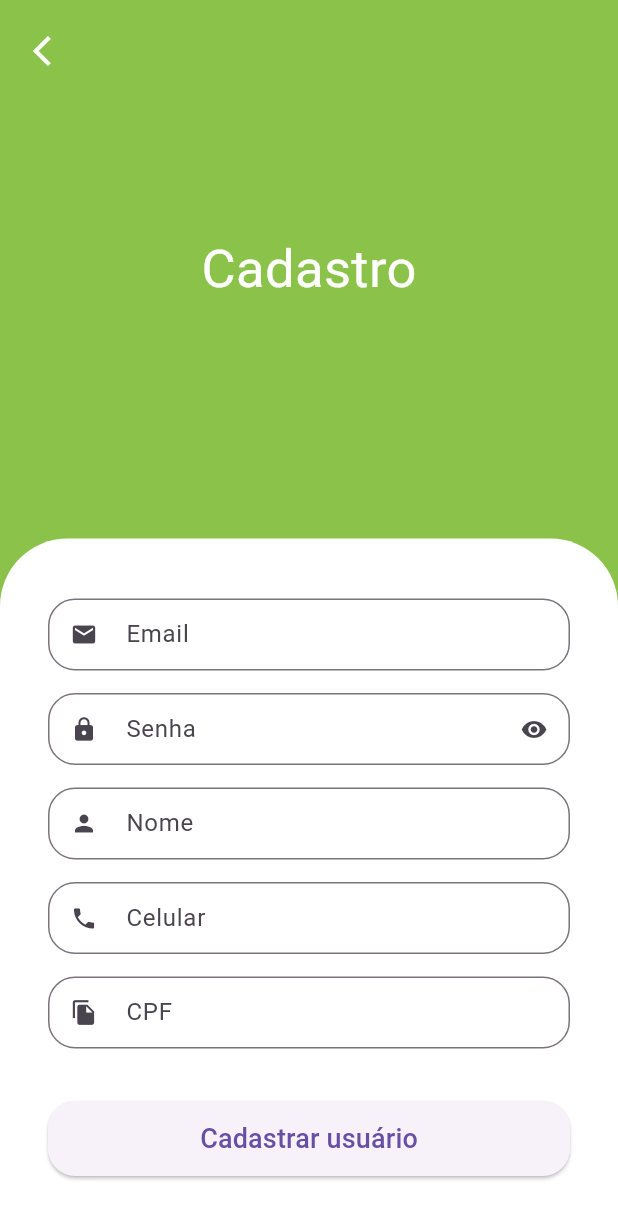
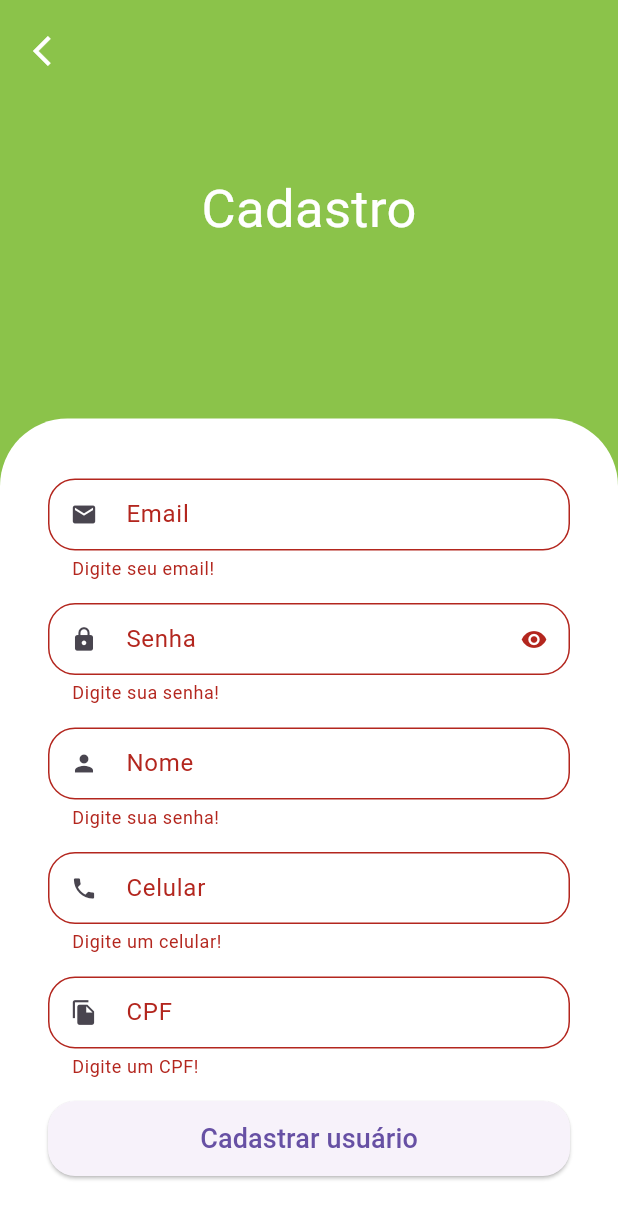
Before and after one commit to gui18br/greengrocer, a Flutter app: the SignUpScreen screen opened by its route, after a tap on "Cadastrar usuário", on a phone screen of 412 x 824 dp. Shown: the top 1219 px of the screen. Run offline on Flutter 3.47's test engine with Material 3 defaults, Android fonts, the phone set to English and light mode, and no system bars; our stand-ins replace animated_text_kit, dio, flutter_secure_storage, fluttertoast, freezed_annotation, get and 2 more; missing offline and left inert: add_to_cart_animation; accounts and stored records are empty.

Commit message:
feat: add auth validation

```diff
--- a/lib/main.dart
+++ b/lib/main.dart
@@ -4,6 +4,8 @@ import 'package:greengrocer/src/pages/auth/controller/auth_controller.dart';
 import 'package:greengrocer/src/pages_routes/app_pages.dart';
 
 void main() {
+  WidgetsFlutterBinding.ensureInitialized();
+
   Get.put(AuthController());
   runApp(const MyApp());
 }
--- a/lib/src/constants/endpoint.dart
+++ b/lib/src/constants/endpoint.dart
@@ -4,4 +4,5 @@ abstract class Endpoints {
   static const String signin = '$baseUrl/login';
   static const String signup = '$baseUrl/signup';
   static const String validateToken = '$baseUrl/validate-token';
+  static const String resetPassord = '$baseUrl/reset-password';
 }
--- /dev/null
+++ b/lib/src/constants/storage_keys.dart
@@ -0,0 +1,3 @@
+abstract class StorageKeys {
+  static const String token = '';
+}
--- a/lib/src/pages/auth/repository/auth_errors.dart
+++ b/lib/src/pages/auth/repository/auth_errors.dart
@@ -6,6 +6,15 @@ String authErrorString(String? code) {
     case 'Invalid session token':
       return 'Token inválido';
 
+    case 'INVALID_FULLNAME':
+      return 'Ocorreu um erro ao cadastrar usuário: Nome inválido';
+
+    case 'INVALID_PHONE':
+      return 'Ocorreu um erro ao cadastrar usuário: Celular inválido';
+
+    case 'INVALID_CPF':
+      return 'Ocorreu um erro ao cadastrar usuário: CPF inválido';
+
     default:
       return 'Um erro indefinido ocorreu';
   }
--- a/lib/src/pages/auth/view/sign_up_screen.dart
+++ b/lib/src/pages/auth/view/sign_up_screen.dart
@@ -1,16 +1,27 @@
 import 'package:flutter/material.dart';
+import 'package:get/get.dart';
+import 'package:greengrocer/src/config/custom_colors.dart';
+import 'package:greengrocer/src/pages/auth/controller/auth_controller.dart';
 import 'package:greengrocer/src/pages/commom_widgets/custom_text_field.dart';
-import 'package:greengrocer/src/config/custom_colors.dart';
+
+import 'package:greengrocer/src/services/validators.dart';
 import 'package:mask_text_input_formatter/mask_text_input_formatter.dart';
 
 class SignUpScreen extends StatelessWidget {
-  SignUpScreen({Key? key}) : super(key: key);
+  SignUpScreen({super.key});
 
   final cpfFormatter = MaskTextInputFormatter(
-      mask: '###.###.###-##', filter: {'#': RegExp(r'[0-9]')});
+    mask: '###.###.###-##',
+    filter: {'#': RegExp(r'[0-9]')},
+  );
 
   final phoneFormatter = MaskTextInputFormatter(
-      mask: '## # ####-####', filter: {'#': RegExp(r'[0-9]')});
+    mask: '## # ####-####',
+    filter: {'#': RegExp(r'[0-9]')},
+  );
+
+  final _formKey = GlobalKey<FormState>();
+  final authController = Get.find<AuthController>();
 
   @override
   Widget build(BuildContext context) {
@@ -37,7 +48,8 @@ class SignUpScreen extends StatelessWidget {
                       ),
                     ),
                   ),
-                  //Formulario
+
+                  // Formulario
                   Container(
                     padding: const EdgeInsets.symmetric(
                       horizontal: 32,
@@ -49,45 +61,92 @@ class SignUpScreen extends StatelessWidget {
                         top: Radius.circular(45),
                       ),
                     ),
+                    child: Form(
+                      key: _formKey,
                       child: Column(
                         crossAxisAlignment: CrossAxisAlignment.stretch,
                         children: [
-                        const CustomTextField(
-                            icon: Icons.email, label: 'Email'),
-                        const CustomTextField(
+                          CustomTextField(
+                            icon: Icons.email,
+                            label: 'Email',
+                            onSaved: (value) {
+                              authController.user.email = value;
+                            },
+                            validator: emailValidator,
+                            textInputType: TextInputType.emailAddress,
+                          ),
+                          CustomTextField(
                             icon: Icons.lock,
                             label: 'Senha',
+                            onSaved: (value) {
+                              authController.user.password = value;
+                            },
+                            validator: passwordValidator,
                             isScret: true,
                           ),
-                        const CustomTextField(
-                            icon: Icons.person, label: 'Nome'),
+                          CustomTextField(
+                            icon: Icons.person,
+                            label: 'Nome',
+                            onSaved: (value) {
+                              authController.user.name = value;
+                            },
+                            validator: nameValidator,
+                          ),
                           CustomTextField(
                             icon: Icons.phone,
                             label: 'Celular',
+                            validator: phoneValidator,
+                            onSaved: (value) {
+                              authController.user.phone = value;
+                            },
+                            textInputType: TextInputType.phone,
                             inputFormatters: [phoneFormatter],
                           ),
                           CustomTextField(
                             icon: Icons.file_copy,
                             label: 'CPF',
+                            validator: cpfValidator,
+                            onSaved: (value) {
+                              authController.user.cpf = value;
+                            },
+                            textInputType: TextInputType.number,
                             inputFormatters: [cpfFormatter],
                           ),
-                        const SizedBox(
-                            height: 20), // Espaço entre os campos e o botão
                           SizedBox(
                             height: 50,
-                            child: ElevatedButton(
+                            child: Obx(() {
+                              return ElevatedButton(
                                 style: ElevatedButton.styleFrom(
                                   shape: RoundedRectangleBorder(
-                                        borderRadius:
-                                            BorderRadius.circular(18))),
-                                onPressed: () {},
-                                child: const Text(
+                                    borderRadius: BorderRadius.circular(18),
+                                  ),
+                                ),
+                                onPressed: authController.isLoading.value
+                                    ? null
+                                    : () {
+                                        FocusScope.of(context).unfocus();
+
+                                        if (_formKey.currentState!.validate()) {
+                                          _formKey.currentState!.save();
+
+                                          authController.signUp();
+                                        }
+                                      },
+                                child: authController.isLoading.value
+                                    ? const CircularProgressIndicator()
+                                    : const Text(
                                         'Cadastrar usuário',
-                                  style: TextStyle(fontSize: 18),
-                                )))
+                                        style: TextStyle(
+                                          fontSize: 18,
+                                        ),
+                                      ),
+                              );
+                            }),
+                          ),
                         ],
                       ),
-                  )
+                    ),
+                  ),
                 ],
               ),
               Positioned(
@@ -98,8 +157,13 @@ class SignUpScreen extends StatelessWidget {
                     onPressed: () {
                       Navigator.of(context).pop();
                     },
-                          icon: const Icon(Icons.arrow_back_ios,
-                              color: Colors.white))))
+                    icon: const Icon(
+                      Icons.arrow_back_ios,
+                      color: Colors.white,
+                    ),
+                  ),
+                ),
+              ),
             ],
           ),
         ),
--- a/lib/src/pages/commom_widgets/custom_text_field.dart
+++ b/lib/src/pages/commom_widgets/custom_text_field.dart
@@ -9,7 +9,10 @@ class CustomTextField extends StatefulWidget {
   final String? initialValue;
   final bool readOnly;
   final String? Function(String?)? validator;
+  final void Function(String?)? onSaved;
   final TextEditingController? controller;
+  final TextInputType? textInputType;
+  final GlobalKey<FormFieldState>? formFieldKey;
 
   const CustomTextField({
     super.key,
@@ -21,6 +24,9 @@ class CustomTextField extends StatefulWidget {
     this.readOnly = false,
     this.validator,
     this.controller,
+    this.textInputType,
+    this.onSaved,
+    this.formFieldKey,
   });
 
   @override
@@ -42,12 +48,15 @@ class _CustomTextFieldState extends State<CustomTextField> {
     return Padding(
       padding: const EdgeInsets.only(bottom: 15),
       child: TextFormField(
+        key: widget.formFieldKey,
         controller: widget.controller,
         readOnly: widget.readOnly,
         initialValue: widget.initialValue,
         inputFormatters: widget.inputFormatters,
         obscureText: isObscure,
         validator: widget.validator,
+        onSaved: widget.onSaved,
+        keyboardType: widget.textInputType,
         decoration: InputDecoration(
             prefixIcon: Icon(widget.icon),
             suffixIcon: widget.isScret
--- /dev/null
+++ b/lib/src/services/validators.dart
@@ -0,0 +1,56 @@
+import 'package:get/get.dart';
+
+String? emailValidator(String? email) {
+  if (email == null || email.isEmpty) {
+    return 'Digite seu email!';
+  }
+
+  if (!email.isEmail) {
+    return 'Digite um email válido!';
+  }
+  return null;
+}
+
+String? passwordValidator(String? password) {
+  if (password == null || password.isEmpty) {
+    return 'Digite sua senha!';
+  }
+
+  if (password.length < 7) {
+    return 'Digite uma senha com pelo menos 7 caracteres';
+  }
+  return null;
+}
+
+String? nameValidator(String? name) {
+  if (name == null || name.isEmpty) {
+    return 'Digite sua senha!';
+  }
+
+  final names = name.split(' ');
+
+  if (names.length == 1) return 'Digite seu nome completo!';
+
+  return null;
+}
+
+String? phoneValidator(String? phone) {
+  if (phone == null || phone.isEmpty) {
+    return 'Digite um celular!';
+  }
+  if (phone.length < 14 || !phone.isPhoneNumber) {
+    return 'Digite um número válido!';
+  }
+
+  return null;
+}
+
+String? cpfValidator(String? cpf) {
+  if (cpf == null || cpf.isEmpty) {
+    return 'Digite um CPF!';
+  }
+
+  if (!cpf.isCpf) return 'Digite um CPF válido!';
+
+  return null;
+}
```
Also changed, not shown: lib/src/pages/auth/controller/auth_controller.dart (+62 -3 lines), lib/src/pages/auth/repository/auth_repository.dart (+29 -13 lines), lib/src/pages/auth/view/components/forgot_password_dialog.dart (added, +114 -0 lines), lib/src/pages/auth/view/sign_in_screen.dart (+22 -24 lines), lib/src/pages/profile/profile_tab.dart (+12 -5 lines), lib/src/pages/splash/splash_screen.dart (+1 -18 lines), lib/src/services/utils_service.dart (+8 -0 lines), 5 other files. Lines whose indentation alone changed are shown as unchanged.
